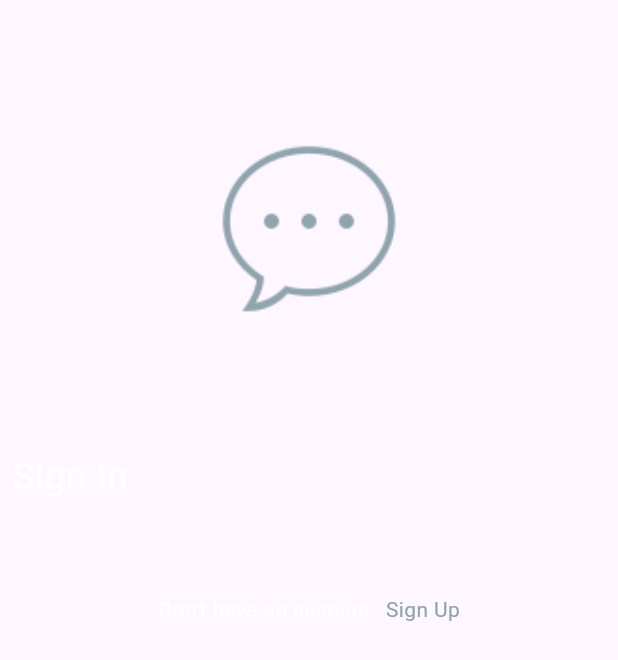
After one commit to kareemmuhamedd/Django_ChatApp, a Flutter app: the HomeScreen screen opened by its route, on a phone screen of 412 x 824 dp. The commit adds this screen. Shown: the top 660 px of the screen. Run offline on Flutter 3.47's test engine with Material 3 defaults, Android fonts, the phone set to English and light mode, and no system bars; our stand-ins replace bloc, dartz, dio, flutter_bloc, modal_progress_hud_nsn, shared_preferences; accounts and stored records are empty.

Commit message:
saving user state after login locally]

```diff
--- a/app/lib/app_router.dart
+++ b/app/lib/app_router.dart
@@ -1,29 +1,78 @@
-import 'package:app/features/auth_feature/data/repos/auth_repo_implementation.dart';
-import 'package:app/features/auth_feature/data/web_services/auth_services.dart';
-import 'package:app/features/auth_feature/presentation/views/login_screen.dart';
-import 'package:app/features/auth_feature/presentation/views/register_screen.dart';
 import 'package:flutter/material.dart';
 import 'package:flutter_bloc/flutter_bloc.dart';
+import 'package:shared_preferences/shared_preferences.dart';
 
+import 'features/auth_feature/data/repos/auth_repo_implementation.dart';
+import 'features/auth_feature/data/web_services/auth_services.dart';
+import 'features/auth_feature/presentation/views/login_screen.dart';
+import 'features/auth_feature/presentation/views/register_screen.dart';
+import 'features/home_feature/home_screen.dart';
 import 'features/auth_feature/presentation/manager/auth_cubit/auth_cubit.dart';
+
+Future<bool> isLoggedIn() async {
+  SharedPreferences prefs = await SharedPreferences.getInstance();
+  return prefs.getString('accessToken') != null;
+}
 
 Route? generateRoute(RouteSettings settings) {
   switch (settings.name) {
-    case '/' || LoginScreen.routeName:
+    case '/':
+      return MaterialPageRoute(
+        builder: (_) => FutureBuilder<bool>(
+          future: isLoggedIn(),
+          builder: (context, snapshot) {
+            if (snapshot.connectionState == ConnectionState.waiting) {
+              return const Center(
+                child: CircularProgressIndicator(),
+              ); // You can return a loading indicator here if needed
+            } else {
+              if (snapshot.hasData && snapshot.data!) {
+                return const HomeScreen();
+              } else {
+                return BlocProvider<AuthCubit>(
+                  create: (context) => AuthCubit(
+                    AuthRepositoryImplementation(
+                      AuthServices(),
+                    ),
+                  ),
+                  child: LoginScreen(),
+                );
+              }
+            }
+          },
+        ),
+      );
+    case LoginScreen.routeName:
       return MaterialPageRoute(
         builder: (_) => BlocProvider<AuthCubit>(
-          create: (context) =>
-              AuthCubit(AuthRepositoryImplementation(AuthServices())),
+          create: (context) => AuthCubit(
+            AuthRepositoryImplementation(
+              AuthServices(),
+            ),
+          ),
           child: LoginScreen(),
         ),
       );
-
     case RegisterScreen.routeName:
       return MaterialPageRoute(
         builder: (_) => BlocProvider(
-          create: (context) =>
-              AuthCubit(AuthRepositoryImplementation(AuthServices())),
+          create: (context) => AuthCubit(
+            AuthRepositoryImplementation(
+              AuthServices(),
+            ),
+          ),
           child: RegisterScreen(),
+        ),
+      );
+    case HomeScreen.routeName:
+      return MaterialPageRoute(
+        builder: (_) => BlocProvider(
+          create: (context) => AuthCubit(
+            AuthRepositoryImplementation(
+              AuthServices(),
+            ),
+          ),
+          child: HomeScreen(), // Removed const
         ),
       );
   }
--- a/app/lib/features/auth_feature/presentation/manager/auth_cubit/auth_state.dart
+++ b/app/lib/features/auth_feature/presentation/manager/auth_cubit/auth_state.dart
@@ -28,3 +28,15 @@ class RegisterFailure extends AuthState {
 
   RegisterFailure({required this.errorMsg});
 }
+
+class LogoutInitial extends AuthState {}
+
+class LogoutSuccess extends AuthState {}
+
+class LogoutLoading extends AuthState {}
+
+class LogoutFailure extends AuthState {
+  final String errorMsg;
+
+  LogoutFailure({required this.errorMsg});
+}
--- /dev/null
+++ b/app/lib/features/home_feature/home_screen.dart
@@ -0,0 +1,100 @@
+import 'package:flutter/material.dart';
+import 'package:flutter_bloc/flutter_bloc.dart';
+
+import '../auth_feature/presentation/manager/auth_cubit/auth_cubit.dart';
+import '../auth_feature/presentation/views/login_screen.dart';
+
+class HomeScreen extends StatelessWidget {
+  static const String routeName = '/home-screen';
+
+  const HomeScreen({Key? key}) : super(key: key);
+
+  @override
+  Widget build(BuildContext context) {
+    return SafeArea(
+      child: BlocConsumer<AuthCubit, AuthState>(
+        listener: (context, state) {
+          if (state is LogoutLoading) {
+
+          } else if (state is LogoutSuccess) {
+
+            Navigator.pushNamed(
+              context,
+              LoginScreen.routeName,
+            );
+
+          } else if (state is LoginFailure) {
+
+          }
+        },
+        builder: (context, state) => Scaffold(
+
+          body: Padding(
+            padding: const EdgeInsets.symmetric(horizontal: 8),
+            child: ListView(
+              children: [
+                Image.asset(
+                  'assets/images/loginIcon.png',
+                  color: Colors.blueGrey[300],
+                  scale: 0.8,
+                  height: 300,
+                ),
+                const Row(
+                  mainAxisAlignment: MainAxisAlignment.start,
+                  children: [
+                    Text(
+                      'Sign In',
+                      style: TextStyle(
+                        fontSize: 25,
+                        color: Colors.white,
+                      ),
+                    ),
+                  ],
+                ),
+                const SizedBox(
+                  height: 20,
+                ),
+
+                const SizedBox(
+                  height: 10,
+                ),
+
+                const SizedBox(
+                  height: 10,
+                ),
+
+                const SizedBox(
+                  height: 15,
+                ),
+                Row(
+                  mainAxisAlignment: MainAxisAlignment.center,
+                  children: [
+                    const Text(
+                      'Don\'t have an account',
+                      style: TextStyle(color: Colors.white),
+                    ),
+                    const SizedBox(
+                      width: 10,
+                    ),
+                    GestureDetector(
+                      onTap: () {
+                        BlocProvider.of<AuthCubit>(context).logoutUser();
+                      },
+                      child: Text(
+                        'Sign Up',
+                        style: TextStyle(color: Colors.blueGrey[300]),
+                      ),
+                    ),
+                    const SizedBox(
+                      height: 30,
+                    )
+                  ],
+                ),
+              ],
+            ),
+          ),
+        ),
+      ),
+    );
+  }
+}
--- a/app/lib/main.dart
+++ b/app/lib/main.dart
@@ -9,7 +9,6 @@ void main() {
 class MyApp extends StatelessWidget {
   const MyApp({super.key});
 
-
   @override
   Widget build(BuildContext context) {
     return MaterialApp(
@@ -19,7 +18,7 @@ class MyApp extends StatelessWidget {
         colorScheme: ColorScheme.fromSeed(seedColor: Colors.deepPurple),
         useMaterial3: true,
       ),
-        onGenerateRoute: (settings) => generateRoute(settings)
+      onGenerateRoute: (settings) => generateRoute(settings),
     );
   }
 }
--- a/app/pubspec.yaml
+++ b/app/pubspec.yaml
@@ -52,7 +52,7 @@ dev_dependencies:
   modal_progress_hud_nsn: ^0.5.1
   dio: ^5.4.1
   dartz: ^0.10.1
-  #shared_preferences: ^2.2.2
+  shared_preferences: ^2.2.2
 
 
 # For information on the generic Dart part of this file, see the
```
Also changed, not shown: app/lib/features/auth_feature/presentation/manager/auth_cubit/auth_cubit.dart (+46 -6 lines), app/lib/features/auth_feature/presentation/views/login_screen.dart (+9 -6 lines), app/lib/features/auth_feature/presentation/views/register_screen.dart (+5 -5 lines), app/pubspec.lock.
